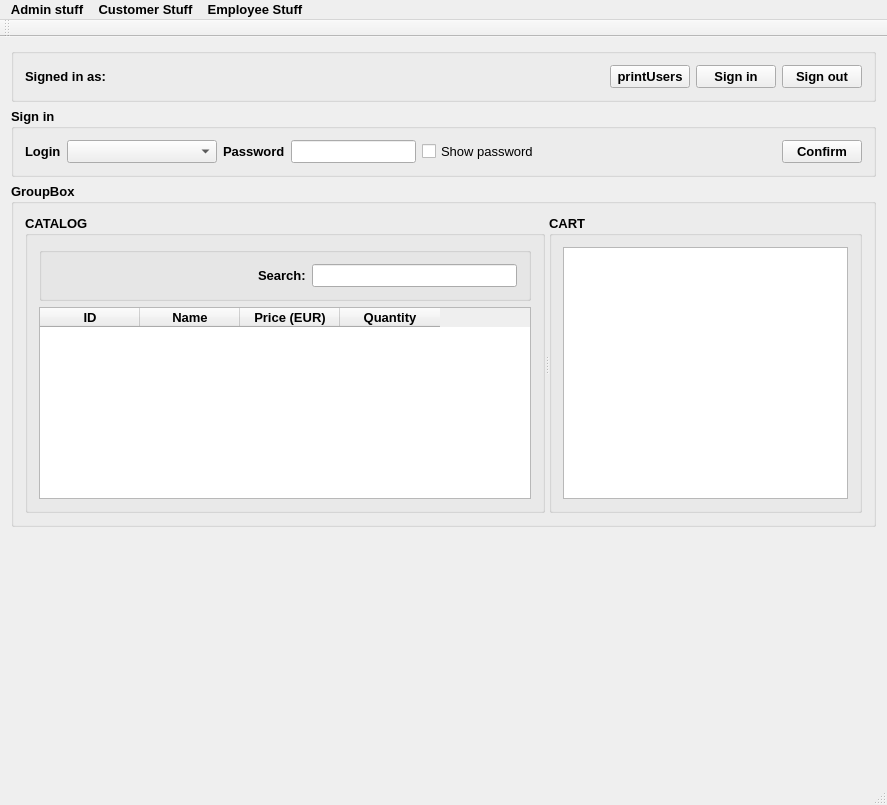
Old version of the form Pharmacy.ui in the repository Tomas-Homola/OOP_skuskoveZadanie_Pharmacy.
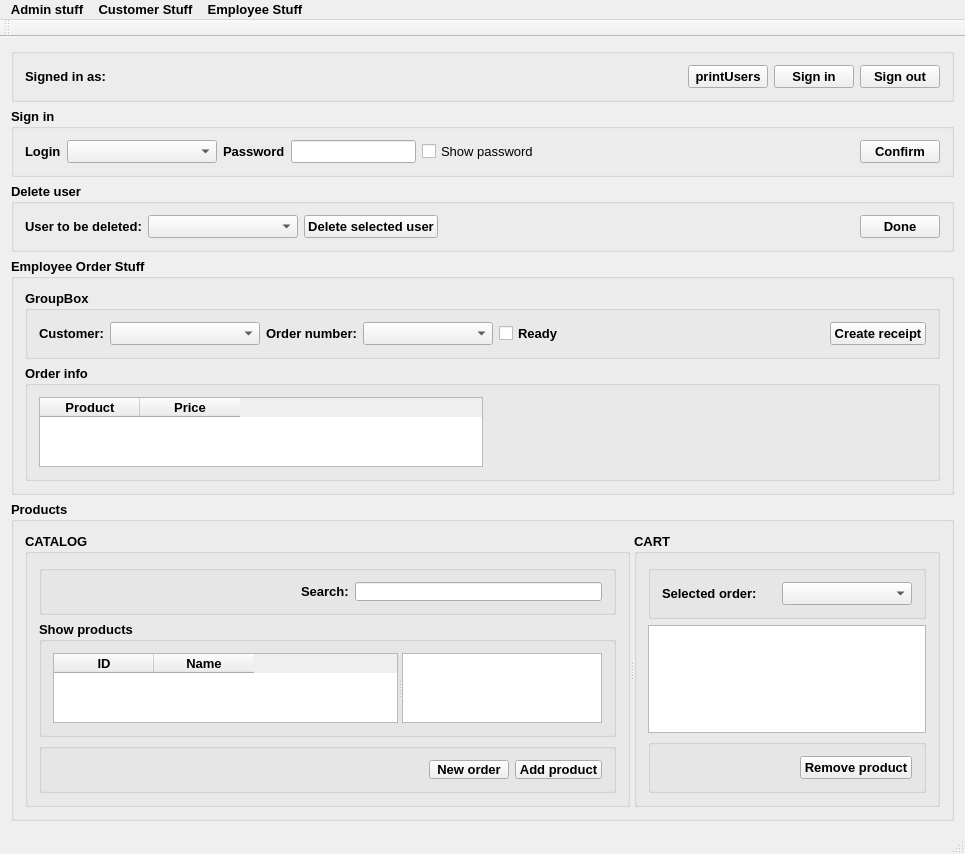
New version of the form.

Commit message: V Pharmacy.cpp dorobena funkcia na vytvorenie .txt info o objednavke; upload veci na github

```diff
--- a/Pharmacy.ui
+++ b/Pharmacy.ui
@@ -6,8 +6,8 @@
    <rect>
     <x>0</x>
     <y>0</y>
-    <width>887</width>
-    <height>805</height>
+    <width>965</width>
+    <height>761</height>
    </rect>
   </property>
   <property name="font">
@@ -205,10 +205,196 @@
       </layout>
      </widget>
     </item>
+    <item>
+     <widget class="QGroupBox" name="groupBox_AdminDeleteUser">
+      <property name="title">
+       <string>Delete user</string>
+      </property>
+      <layout class="QHBoxLayout" name="horizontalLayout_9">
+       <item>
+        <widget class="QLabel" name="label_UserToDelete">
+         <property name="text">
+          <string>User to be deleted:</string>
+         </property>
+        </widget>
+       </item>
+       <item>
+        <widget class="QComboBox" name="comboBox_SelectUserToDelete">
+         <property name="minimumSize">
+          <size>
+           <width>150</width>
+           <height>0</height>
+          </size>
+         </property>
+        </widget>
+       </item>
+       <item>
+        <widget class="QPushButton" name="pushButton_DeleteSelectedUser">
+         <property name="text">
+          <string>Delete selected user</string>
+         </property>
+        </widget>
+       </item>
+       <item>
+        <spacer name="horizontalSpacer_8">
+         <property name="orientation">
+          <enum>Qt::Horizontal</enum>
+         </property>
+         <property name="sizeHint" stdset="0">
+          <size>
+           <width>40</width>
+           <height>20</height>
+          </size>
+         </property>
+        </spacer>
+       </item>
+       <item>
+        <widget class="QPushButton" name="pushButton_DoneDeleting">
+         <property name="text">
+          <string>Done</string>
+         </property>
+        </widget>
+       </item>
+      </layout>
+     </widget>
+    </item>
+    <item>
+     <widget class="QGroupBox" name="groupBox_EmployeeOrdersStuff">
+      <property name="title">
+       <string>Employee Order Stuff</string>
+      </property>
+      <layout class="QVBoxLayout" name="verticalLayout_4">
+       <item>
+        <widget class="QGroupBox" name="groupBox_EmployeeSelectOrder">
+         <property name="title">
+          <string>GroupBox</string>
+         </property>
+         <property name="flat">
+          <bool>true</bool>
+         </property>
+         <layout class="QHBoxLayout" name="horizontalLayout_11">
+          <item>
+           <widget class="QLabel" name="label_Customer">
+            <property name="text">
+             <string>Customer:</string>
+            </property>
+           </widget>
+          </item>
+          <item>
+           <widget class="QComboBox" name="comboBox_EmployeeSelectUser">
+            <property name="minimumSize">
+             <size>
+              <width>150</width>
+              <height>0</height>
+             </size>
+            </property>
+           </widget>
+          </item>
+          <item>
+           <widget class="QLabel" name="label_OrderNumber">
+            <property name="text">
+             <string>Order number:</string>
+            </property>
+           </widget>
+          </item>
+          <item>
+           <widget class="QComboBox" name="comboBox_EmployeeSelectOrder">
+            <property name="minimumSize">
+             <size>
+              <width>130</width>
+              <height>0</height>
+             </size>
+            </property>
+           </widget>
+          </item>
+          <item>
+           <widget class="QCheckBox" name="checkBox_IsOrderReady">
+            <property name="text">
+             <string>Ready</string>
+            </property>
+           </widget>
+          </item>
+          <item>
+           <spacer name="horizontalSpacer_9">
+            <property name="orientation">
+             <enum>Qt::Horizontal</enum>
+            </property>
+            <property name="sizeHint" stdset="0">
+             <size>
+              <width>40</width>
+              <height>20</height>
+             </size>
+            </property>
+           </spacer>
+          </item>
+          <item>
+           <widget class="QPushButton" name="pushButton_EmployeeCreateReceipt">
+            <property name="text">
+             <string>Create receipt</string>
+            </property>
+           </widget>
+          </item>
+         </layout>
+        </widget>
+       </item>
+       <item>
+        <widget class="QGroupBox" name="groupBox_EmployeeShowOrderInfo">
+         <property name="title">
+          <string>Order info</string>
+         </property>
+         <property name="flat">
+          <bool>true</bool>
+         </property>
+         <layout class="QHBoxLayout" name="horizontalLayout_10">
+          <item>
+           <widget class="QTableWidget" name="tableWidget_EmployeeOrderInfo">
+            <property name="editTriggers">
+             <set>QAbstractItemView::NoEditTriggers</set>
+            </property>
+            <attribute name="verticalHeaderVisible">
+             <bool>false</bool>
+            </attribute>
+            <column>
+             <property name="text">
+              <string>Product</string>
+             </property>
+            </column>
+            <column>
+             <property name="text">
+              <string>Price</string>
+             </property>
+            </column>
+           </widget>
+          </item>
+          <item>
+           <spacer name="horizontalSpacer_11">
+            <property name="orientation">
+             <enum>Qt::Horizontal</enum>
+            </property>
+            <property name="sizeHint" stdset="0">
+             <size>
+              <width>40</width>
+              <height>20</height>
+             </size>
+            </property>
+           </spacer>
+          </item>
+         </layout>
+        </widget>
+       </item>
+      </layout>
+     </widget>
+    </item>
     <item>
      <widget class="QGroupBox" name="groupBox_Products">
+      <property name="maximumSize">
+       <size>
+        <width>16777215</width>
+        <height>500</height>
+       </size>
+      </property>
       <property name="title">
-       <string>GroupBox</string>
+       <string>Products</string>
       </property>
       <layout class="QHBoxLayout" name="horizontalLayout_6">
        <item>
@@ -227,7 +413,7 @@
            <string>CATALOG</string>
           </property>
           <property name="flat">
-           <bool>true</bool>
+           <bool>false</bool>
           </property>
           <layout class="QVBoxLayout" name="verticalLayout_2">
            <item>
@@ -235,11 +421,23 @@
              <property name="enabled">
               <bool>true</bool>
              </property>
+             <property name="minimumSize">
+              <size>
+               <width>0</width>
+               <height>50</height>
+              </size>
+             </property>
+             <property name="maximumSize">
+              <size>
+               <width>16777215</width>
+               <height>50</height>
+              </size>
+             </property>
              <property name="title">
               <string/>
              </property>
              <property name="flat">
-              <bool>false</bool>
+              <bool>true</bool>
              </property>
              <property name="checkable">
               <bool>false</bool>
@@ -272,79 +470,187 @@
             </widget>
            </item>
            <item>
-            <widget class="QTableWidget" name="tableWidget_Catalog">
-             <property name="editTriggers">
-              <set>QAbstractItemView::NoEditTriggers</set>
+            <widget class="QGroupBox" name="groupBox_ShowProducts">
+             <property name="title">
+              <string>Show products</string>
              </property>
-             <attribute name="verticalHeaderVisible">
-              <bool>false</bool>
-             </attribute>
-             <column>
-              <property name="text">
-               <string>ID</string>
-              </property>
-              <property name="background">
-               <color>
-                <red>166</red>
-                <green>166</green>
-                <blue>166</blue>
-               </color>
-              </property>
-             </column>
-             <column>
-              <property name="text">
-               <string>Name</string>
-              </property>
-              <property name="background">
-               <color>
-                <red>166</red>
-                <green>166</green>
-                <blue>166</blue>
-               </color>
-              </property>
-             </column>
-             <column>
-              <property name="text">
-               <string>Price (EUR)</string>
-              </property>
-              <property name="background">
-               <color>
-                <red>166</red>
-                <green>166</green>
-                <blue>166</blue>
-               </color>
-              </property>
-             </column>
-             <column>
-              <property name="text">
-               <string>Quantity</string>
-              </property>
-              <property name="textAlignment">
-               <set>AlignCenter</set>
-              </property>
-              <property name="background">
-               <color>
-                <red>166</red>
-                <green>166</green>
-                <blue>166</blue>
-               </color>
-              </property>
-             </column>
+             <layout class="QHBoxLayout" name="horizontalLayout_5">
+              <item>
+               <widget class="QSplitter" name="splitter_2">
+                <property name="orientation">
+                 <enum>Qt::Horizontal</enum>
+                </property>
+                <widget class="QTableWidget" name="tableWidget_Catalog">
+                 <property name="editTriggers">
+                  <set>QAbstractItemView::NoEditTriggers</set>
+                 </property>
+                 <attribute name="verticalHeaderVisible">
+                  <bool>false</bool>
+                 </attribute>
+                 <column>
+                  <property name="text">
+                   <string>ID</string>
+                  </property>
+                 </column>
+                 <column>
+                  <property name="text">
+                   <string>Name</string>
+                  </property>
+                 </column>
+                </widget>
+                <widget class="QTextEdit" name="textEdit_SelectedProductInfo">
+                 <property name="minimumSize">
+                  <size>
+                   <width>1</width>
+                   <height>1</height>
+                  </size>
+                 </property>
+                 <property name="maximumSize">
+                  <size>
+                   <width>200</width>
+                   <height>16777215</height>
+                  </size>
+                 </property>
+                 <property name="readOnly">
+                  <bool>true</bool>
+                 </property>
+                </widget>
+               </widget>
+              </item>
+             </layout>
+            </widget>
+           </item>
+           <item>
+            <widget class="QGroupBox" name="groupBox_CatalogButtons">
+             <property name="maximumSize">
+              <size>
+               <width>16777215</width>
+               <height>50</height>
+              </size>
+             </property>
+             <property name="title">
+              <string/>
+             </property>
+             <property name="flat">
+              <bool>true</bool>
+             </property>
+             <layout class="QHBoxLayout" name="horizontalLayout_3">
+              <item>
+               <spacer name="horizontalSpacer_6">
+                <property name="orientation">
+                 <enum>Qt::Horizontal</enum>
+                </property>
+                <property name="sizeHint" stdset="0">
+                 <size>
+                  <width>40</width>
+                  <height>20</height>
+                 </size>
+                </property>
+               </spacer>
+              </item>
+              <item>
+               <widget class="QPushButton" name="pushButton_NewOrder">
+                <property name="text">
+                 <string>New order</string>
+                </property>
+               </widget>
+              </item>
+              <item>
+               <widget class="QPushButton" name="pushButton_AddProductToCart">
+                <property name="text">
+                 <string>Add product</string>
+                </property>
+               </widget>
+              </item>
+             </layout>
             </widget>
            </item>
           </layout>
          </widget>
          <widget class="QGroupBox" name="groupBox_Cart">
+          <property name="minimumSize">
+           <size>
+            <width>250</width>
+            <height>50</height>
+           </size>
+          </property>
+          <property name="maximumSize">
+           <size>
+            <width>500</width>
+            <height>16777215</height>
+           </size>
+          </property>
           <property name="title">
            <string>CART</string>
           </property>
           <property name="flat">
-           <bool>true</bool>
+           <bool>false</bool>
           </property>
           <layout class="QVBoxLayout" name="verticalLayout_3">
+           <item>
+            <widget class="QGroupBox" name="groupBox_SelectedOrder">
+             <property name="title">
+              <string/>
+             </property>
+             <property name="flat">
+              <bool>true</bool>
+             </property>
+             <layout class="QHBoxLayout" name="horizontalLayout_8">
+              <item>
+               <widget class="QLabel" name="label_SelectedOrder">
+                <property name="text">
+                 <string>Selected order:</string>
+                </property>
+               </widget>
+              </item>
+              <item>
+               <widget class="QComboBox" name="comboBox_SelectedOrder">
+                <property name="minimumSize">
+                 <size>
+                  <width>130</width>
+                  <height>0</height>
+                 </size>
+                </property>
+               </widget>
+              </item>
+             </layout>
+            </widget>
+           </item>
            <item>
             <widget class="QListWidget" name="listWidget_Cart"/>
            </item>
+           <item>
+            <widget class="QGroupBox" name="groupBox_CartButtons">
+             <property name="title">
+              <string/>
+             </property>
+             <property name="flat">
+              <bool>true</bool>
+             </property>
+             <layout class="QHBoxLayout" name="horizontalLayout_4">
+              <item>
+               <spacer name="horizontalSpacer_7">
+                <property name="orientation">
+                 <enum>Qt::Horizontal</enum>
+                </property>
+                <property name="sizeHint" stdset="0">
+                 <size>
+                  <width>1</width>
+                  <height>20</height>
+                 </size>
+                </property>
+               </spacer>
+              </item>
+              <item>
+               <widget class="QPushButton" name="pushButton_RemoveProductFromCart">
+                <property name="text">
+                 <string>Remove product</string>
+                </property>
+               </widget>
+              </item>
+             </layout>
+            </widget>
+           </item>
           </layout>
          </widget>
         </widget>
@@ -372,7 +678,7 @@
     <rect>
      <x>0</x>
      <y>0</y>
-     <width>887</width>
+     <width>965</width>
      <height>22</height>
     </rect>
    </property>
```
Left out of the diff: 28 changed lines with no effect on the pictures. The commit also changes 7 other files.
